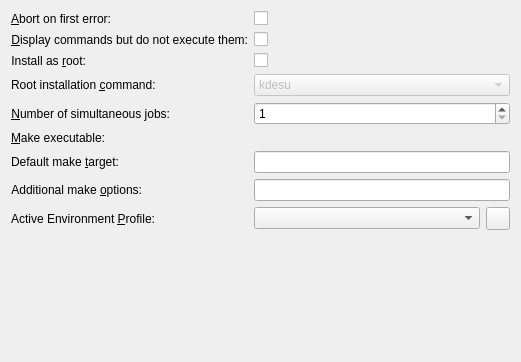
Before: the Qt Designer form projectbuilders/makebuilder/makeconfig.ui in KDE/kdevelop, drawn with Qt 5.
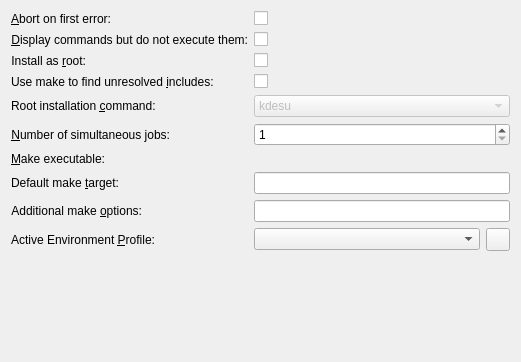
After: the same form once the commit is applied. Custom widgets are drawn as their Qt base class.

Commit message: make include-path resolution using make optional on a per-project basis

What changed in the file:
```diff
--- a/projectbuilders/makebuilder/makeconfig.ui
+++ b/projectbuilders/makebuilder/makeconfig.ui
@@ -75,6 +75,19 @@
     </widget>
    </item>
    <item row="3" column="0">
+    <widget class="QLabel" name="label_3">
+     <property name="whatsThis">
+      <string>If checked and some include files cannot be resolved, make will be invoked in dry mode to try and figure out include paths from the command line.</string>
+     </property>
+     <property name="text">
+      <string>Use make to find unresolved &amp;includes:</string>
+     </property>
+     <property name="buddy">
+      <cstring>kcfg_useMakeForInclude</cstring>
+     </property>
+    </widget>
+   </item>
+   <item row="4" column="0">
     <widget class="QLabel" name="rootinstallationcommandLabel">
      <property name="text">
       <string>Root installation &amp;command:</string>
@@ -84,7 +97,7 @@
      </property>
     </widget>
    </item>
-   <item row="3" column="1">
+   <item row="4" column="1">
     <widget class="KComboBox" name="kcfg_suCommand">
      <property name="enabled">
       <bool>false</bool>
@@ -106,7 +119,7 @@
      </item>
     </widget>
    </item>
-   <item row="4" column="0">
+   <item row="5" column="0">
     <widget class="QLabel" name="label">
      <property name="text">
       <string>&amp;Number of simultaneous jobs:</string>
@@ -119,14 +132,14 @@
      </property>
     </widget>
    </item>
-   <item row="4" column="1">
+   <item row="5" column="1">
     <widget class="QSpinBox" name="kcfg_numberOfJobs">
      <property name="minimum">
       <number>1</number>
      </property>
     </widget>
    </item>
-   <item row="5" column="0">
+   <item row="6" column="0">
     <widget class="QLabel" name="label_4">
      <property name="text">
       <string>&amp;Make executable:</string>
@@ -149,7 +162,7 @@
      </property>
     </widget>
    </item>
-   <item row="6" column="0">
+   <item row="7" column="0">
     <widget class="QLabel" name="label_6">
      <property name="text">
       <string>Default make &amp;target:</string>
@@ -162,14 +175,14 @@
      </property>
     </widget>
    </item>
-   <item row="6" column="1">
+   <item row="7" column="1">
     <widget class="KLineEdit" name="kcfg_defaultTarget">
      <property name="showClearButton" stdset="0">
       <bool>true</bool>
      </property>
     </widget>
    </item>
-   <item row="7" column="0">
+   <item row="8" column="0">
     <widget class="QLabel" name="label_5">
      <property name="text">
       <string>Additional make &amp;options:</string>
@@ -182,14 +195,14 @@
      </property>
     </widget>
    </item>
-   <item row="7" column="1">
+   <item row="8" column="1">
     <widget class="KLineEdit" name="kcfg_additionalOptions">
      <property name="showClearButton" stdset="0">
       <bool>true</bool>
      </property>
     </widget>
    </item>
-   <item row="9" column="0">
+   <item row="10" column="0">
     <widget class="QLabel" name="label_2">
      <property name="text">
       <string>Active Environment &amp;Profile:</string>
@@ -202,7 +215,7 @@
      </property>
     </widget>
    </item>
-   <item row="9" column="1">
+   <item row="10" column="1">
     <widget class="QWidget" name="widget" native="true">
      <layout class="QHBoxLayout" name="horizontalLayout">
       <property name="margin">
@@ -233,24 +246,31 @@
      </layout>
     </widget>
    </item>
+   <item row="3" column="1">
+    <widget class="QCheckBox" name="kcfg_useMakeForInclude">
+     <property name="text">
+      <string/>
+     </property>
+    </widget>
+   </item>
   </layout>
  </widget>
  <customwidgets>
-  <customwidget>
-   <class>KUrlRequester</class>
-   <extends>QFrame</extends>
-   <header>kurlrequester.h</header>
-  </customwidget>
-  <customwidget>
-   <class>KLineEdit</class>
-   <extends>QLineEdit</extends>
-   <header>klineedit.h</header>
-  </customwidget>
   <customwidget>
    <class>KComboBox</class>
    <extends>QComboBox</extends>
    <header>kcombobox.h</header>
   </customwidget>
+  <customwidget>
+   <class>KLineEdit</class>
+   <extends>QLineEdit</extends>
+   <header>klineedit.h</header>
+  </customwidget>
+  <customwidget>
+   <class>KUrlRequester</class>
+   <extends>QFrame</extends>
+   <header>kurlrequester.h</header>
+  </customwidget>
   <customwidget>
    <class>KDevelop::EnvironmentSelectionWidget</class>
    <extends>KComboBox</extends>
```
Left out of the diff: 4 changed lines with no effect on the pictures. The commit also changes 3 other files.
